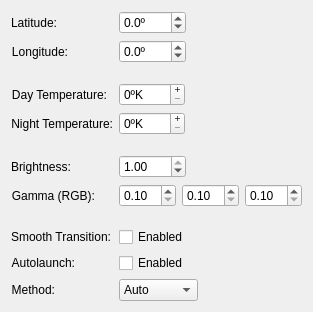
Old version of the form applet/redshift.ui in the repository simgunz/redshift-plasmoid.
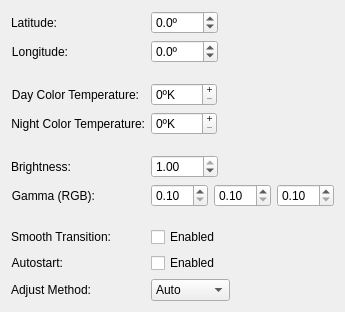
New version of the form. Custom widgets are drawn as their Qt base class.

```diff
--- a/applet/redshift.ui
+++ b/applet/redshift.ui
@@ -6,7 +6,7 @@
    <rect>
     <x>0</x>
     <y>0</y>
-    <width>308</width>
+    <width>344</width>
     <height>282</height>
    </rect>
   </property>
@@ -139,7 +139,7 @@
       <locale language="English" country="UnitedStates"/>
      </property>
      <property name="text">
-      <string>Day Temperature:</string>
+      <string comment="The desired color temperature during the day">Day Color Temperature:</string>
      </property>
      <property name="alignment">
       <set>Qt::AlignRight|Qt::AlignTrailing|Qt::AlignVCenter</set>
@@ -168,7 +168,7 @@
       <locale language="English" country="UnitedStates"/>
      </property>
      <property name="text">
-      <string>Night Temperature:</string>
+      <string comment="The desired color temperature during the night">Night Color Temperature:</string>
      </property>
      <property name="alignment">
       <set>Qt::AlignRight|Qt::AlignTrailing|Qt::AlignVCenter</set>
@@ -307,7 +307,7 @@
       <string>Additional gamma correction (default is 1:1:1)</string>
      </property>
      <property name="text">
-      <string>Autolaunch:</string>
+      <string comment="Launch the program on startup">Autostart:</string>
      </property>
      <property name="alignment">
       <set>Qt::AlignRight|Qt::AlignTrailing|Qt::AlignVCenter</set>
@@ -330,7 +330,7 @@
       <string>Additional gamma correction (default is 1:1:1)</string>
      </property>
      <property name="text">
-      <string>Method:</string>
+      <string comment="The method used to set the color temperature">Adjust Method:</string>
      </property>
      <property name="alignment">
       <set>Qt::AlignRight|Qt::AlignTrailing|Qt::AlignVCenter</set>
@@ -352,6 +352,9 @@
      <property name="toolTip">
       <string>Redshift color adjustment method. If Auto (randr) doesn't work try vidmode</string>
      </property>
+     <property name="minimumContentsLength">
+      <number>0</number>
+     </property>
      <item>
       <property name="text">
        <string>Auto</string>
```
Left out of the diff: 42 changed lines with no effect on the pictures.
